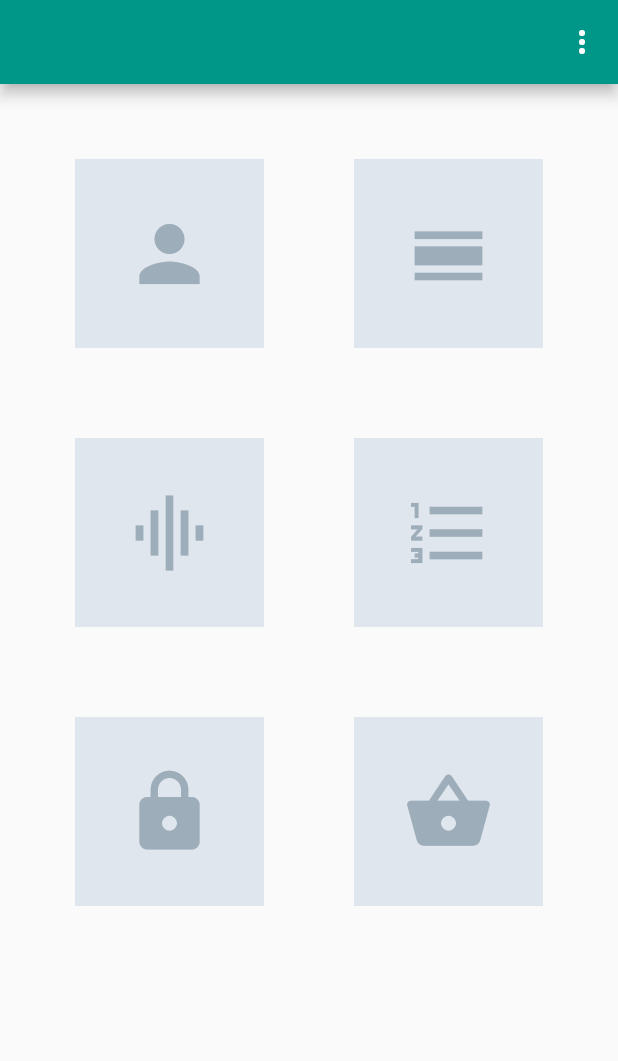
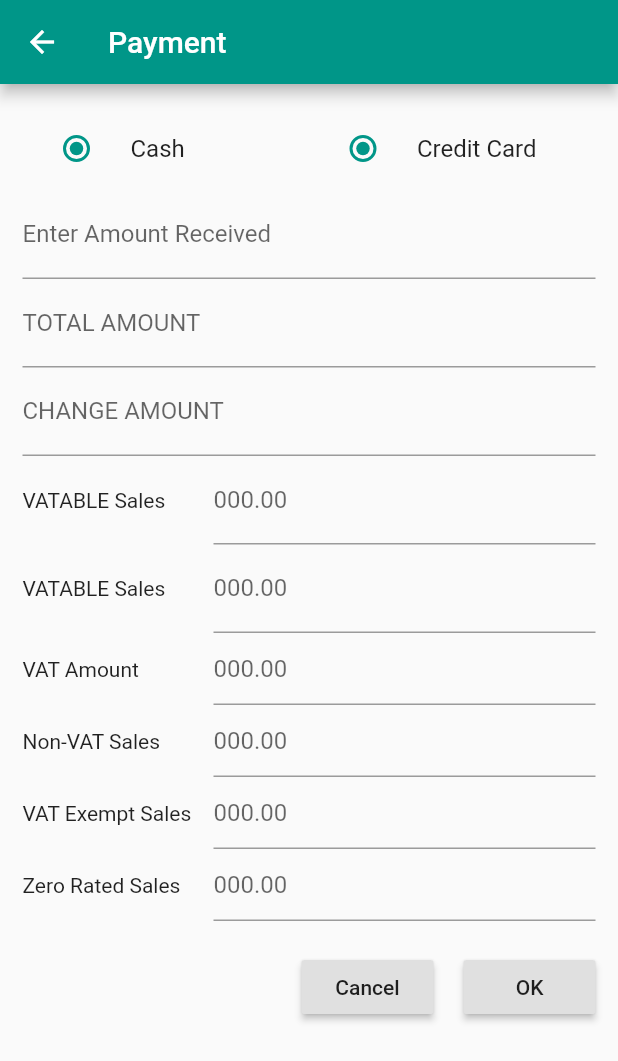
Before and after one commit to jongmede/gobouy, a Flutter app: the screen it shows after launch, after a tap on the "lock" icon, on a phone screen of 412 x 824 dp. Shown: the top 1061 px of the screen. Run offline on Flutter 3.47's test engine with Material 2 defaults, Android fonts, the phone set to English and light mode, and no system bars; our stand-ins replace flutter_secure_storage, settings_ui.

Commit message:
Added screens.

```diff
--- a/juan_pos/lib/screen/home_page.dart
+++ b/juan_pos/lib/screen/home_page.dart
@@ -1,6 +1,8 @@
 import 'package:flutter/material.dart';
 import 'package:juan_pos/screen/contact_page.dart';
+import 'package:juan_pos/screen/payment_page.dart';
 import 'package:juan_pos/screen/product_page.dart';
+import 'package:juan_pos/screen/sales_invoice_list_page.dart';
 import 'package:juan_pos/screen/sales_invoice_page.dart';
 import 'package:juan_pos/screen/setting.dart';
 
@@ -64,10 +66,14 @@ class HomePage extends StatelessWidget {
             Navigator.push(context, MaterialPageRoute(builder: (context) => ProductPage()));
           }),
           _makeDashboardItem(Icons.graphic_eq),
-          _makeDashboardItem(Icons.format_list_numbered),
-          _makeDashboardItem(Icons.lock),
+          _makeDashboardItem(Icons.format_list_numbered, () {
+            Navigator.push(context, MaterialPageRoute(builder: (context) => SalesInvoicePage()));
+          }),
+          _makeDashboardItem(Icons.lock, () {
+            Navigator.push(context, MaterialPageRoute(builder: (context) => PaymentPage()));
+          }),
           _makeDashboardItem(Icons.shopping_basket, () {
-            Navigator.push(context, MaterialPageRoute(builder: (context) => SalesInvoicePage()));
+            Navigator.push(context, MaterialPageRoute(builder: (context) => SalesInvoiceListPage()));
           }),
         ],
       ),
--- /dev/null
+++ b/juan_pos/lib/screen/payment_page.dart
@@ -0,0 +1,202 @@
+import 'package:flutter/material.dart';
+
+class PaymentPage extends StatefulWidget {
+  @override
+  PaymentPageState createState() => PaymentPageState();
+}
+
+class PaymentPageState extends State<PaymentPage> {
+
+  @override
+  Widget build(BuildContext context) {
+    return Scaffold(
+      appBar: AppBar(
+        title: Text('Payment'),
+      ),
+      body: SingleChildScrollView(
+        padding: EdgeInsets.all(15),
+        child: Column(
+          mainAxisSize: MainAxisSize.min,
+          children: <Widget>[
+            Row(
+              mainAxisAlignment: MainAxisAlignment.spaceBetween,
+              children: <Widget>[
+                Flexible(
+                  flex: 1,
+                  child: RadioListTile(
+                    title: Text('Cash'),
+                    onChanged: (value) {
+
+                    },
+                  ),
+                ),
+                Flexible(
+                  flex: 1,
+                  child:  RadioListTile(
+                    title: Text('Credit Card'),
+                    onChanged: (value) {
+
+                    },
+                  ),
+                ),
+              ],
+            ),
+            TextFormField(
+              decoration: InputDecoration(labelText: 'Enter Amount Received'),
+              onChanged: (value) {
+
+              },
+            ),
+            TextFormField(
+              decoration: InputDecoration(labelText: 'TOTAL AMOUNT'),
+              onChanged: (value) {
+
+              },
+            ),
+            TextFormField(
+              decoration: InputDecoration(labelText: 'CHANGE AMOUNT'),
+              onChanged: (value) {
+
+              },
+            ),
+            Row(
+              mainAxisAlignment: MainAxisAlignment.spaceBetween,
+              children: <Widget>[
+                Flexible(
+                  flex: 1,
+                  child: Text('VATABLE Sales'),
+                ),
+                Flexible(
+                  flex: 2,
+                  child:  TextFormField(
+                    decoration: InputDecoration(labelText: '000.00'),
+                    onChanged: (value) {
+
+                    },
+                  ),
+                ),
+              ],
+            ),
+            Row(
+              mainAxisAlignment: MainAxisAlignment.spaceBetween,
+              children: <Widget>[
+                Flexible(
+                  flex: 1,
+                  child: Text('VATABLE Sales'),
+                ),
+                Flexible(
+                  flex: 2,
+                  child:  TextFormField(
+                    decoration: InputDecoration(labelText: '000.00'),
+                    onChanged: (value) {
+
+                    },
+                  ),
+                ),
+              ],
+            ),
+            Row(
+              mainAxisAlignment: MainAxisAlignment.spaceBetween,
+              children: <Widget>[
+                Flexible(
+                  flex: 1,
+                  child: Text('VAT Amount'),
+                ),
+                Flexible(
+                  flex: 2,
+                  child: TextField(
+                    decoration: InputDecoration(hintText: '000.00'),
+                    onChanged: (value) {
+
+                    },
+                  ),
+                ),
+              ],
+            ),
+            Row(
+              mainAxisAlignment: MainAxisAlignment.spaceBetween,
+              children: <Widget>[
+                Flexible(
+                  flex: 1,
+                  child: Text('Non-VAT Sales'),
+                ),
+                Flexible(
+                  flex: 2,
+                  child: TextField(
+                    decoration: InputDecoration(hintText: '000.00'),
+                    onChanged: (value) {
+
+                    },
+                  ),
+                ),
+              ],
+            ),
+            Row(
+              mainAxisAlignment: MainAxisAlignment.spaceBetween,
+              children: <Widget>[
+                Flexible(
+                  flex: 1,
+                  child: Text('VAT Exempt Sales'),
+                ),
+                Flexible(
+                  flex: 2,
+                  child: TextField(
+                    decoration: InputDecoration(hintText: '000.00'),
+                    onChanged: (value) {
+
+                    },
+                  ),
+                ),
+              ],
+            ),
+            Row(
+              mainAxisAlignment: MainAxisAlignment.spaceBetween,
+              children: <Widget>[
+                Flexible(
+                  flex: 1,
+                  child: Text('Zero Rated Sales'),
+                ),
+                Flexible(
+                  flex: 2,
+                  child: TextField(
+                    decoration: InputDecoration(hintText: '000.00'),
+                    onChanged: (value) {
+
+                    },
+                  ),
+                ),
+              ],
+            ),
+            Row(
+              mainAxisAlignment: MainAxisAlignment.end,
+              children: <Widget>[
+                Flexible(
+                  flex: 1,
+                  child: Padding(
+                    padding: EdgeInsets.all(20.0),
+                    child: RaisedButton(
+                      child: Text('Cancel'),
+                      onPressed: () {
+
+                      }
+                    ),
+                  ),
+                ),
+                Flexible(
+                  flex: 1,
+                  child: RaisedButton(
+                    child: Text('OK'),
+                    onPressed: () {
+
+                    }
+                  ),
+                ),
+              ],
+            ),
+          ],
+        ),
+      )
+    );
+  }
+
+}
```
Also changed, not shown: juan_pos/lib/screen/sales_invoice_list_page.dart (added, +38 -0 lines), juan_pos/lib/screen/sales_invoice_page.dart (+113 -5 lines).
